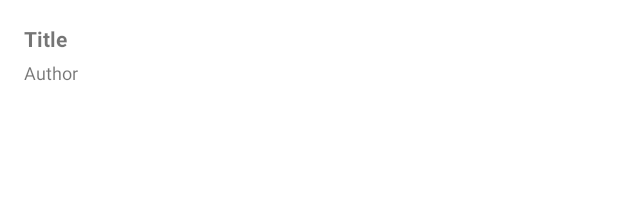
After one commit to junegreenstein/Read-Aloud-with-Stuffed-Animal, an Android app: the layout story_item.xml on its own in the app's theme, with its tools: preview values and no code run, on a phone screen of 412 x 824 dp. The commit adds this screen. Shown: the top 221 px of the screen. Run offline under Robolectric (Android 15) with nearby library versions, the phone set to English and light mode, and no system bars.

Commit message:
Add starting activity to select story

```diff
--- /dev/null
+++ b/app/src/main/res/layout/story_item.xml
@@ -0,0 +1,29 @@
+<?xml version="1.0" encoding="utf-8"?>
+<androidx.constraintlayout.widget.ConstraintLayout xmlns:android="http://schemas.android.com/apk/res/android"
+    xmlns:app="http://schemas.android.com/apk/res-auto"
+    xmlns:tools="http://schemas.android.com/tools"
+    android:layout_width="match_parent"
+    android:layout_height="75dp">
+
+    <TextView
+        android:id="@+id/storyItemTitle"
+        android:layout_width="wrap_content"
+        android:layout_height="16dp"
+        android:layout_marginStart="16dp"
+        android:layout_marginTop="16dp"
+        android:text="Title"
+        android:textStyle="bold"
+        app:layout_constraintStart_toStartOf="parent"
+        app:layout_constraintTop_toTopOf="parent" />
+
+    <TextView
+        android:id="@+id/storyItemAuthor"
+        android:layout_width="wrap_content"
+        android:layout_height="16dp"
+        android:layout_marginStart="16dp"
+        android:layout_marginTop="8dp"
+        android:text="Author"
+        android:textSize="12sp"
+        app:layout_constraintStart_toStartOf="parent"
+        app:layout_constraintTop_toBottomOf="@+id/storyItemTitle" />
+</androidx.constraintlayout.widget.ConstraintLayout>
--- a/app/src/main/res/values/strings.xml
+++ b/app/src/main/res/values/strings.xml
@@ -10,4 +10,5 @@
     <string name="story_title">Write your story title here!</string>
     <string name="finish_story">Click on me to finish your story!</string>
     <string name="fab">fab</string>
+    <string name="saved_stories">Saved Stories</string>
 </resources>
```
Also changed, not shown: app/src/main/java/com/example/readaloudwithstuffedanimal/SelectStoryActivity.kt (+68 -0 lines), app/src/main/res/layout/activity_select_story.xml (+27 -10 lines).
